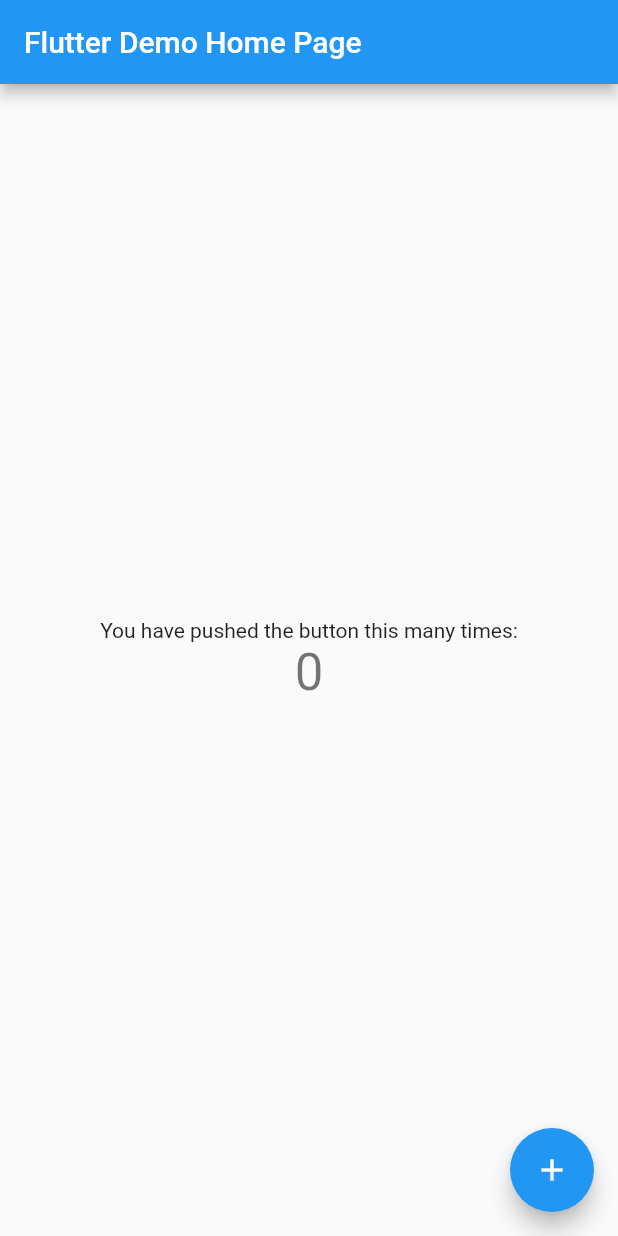
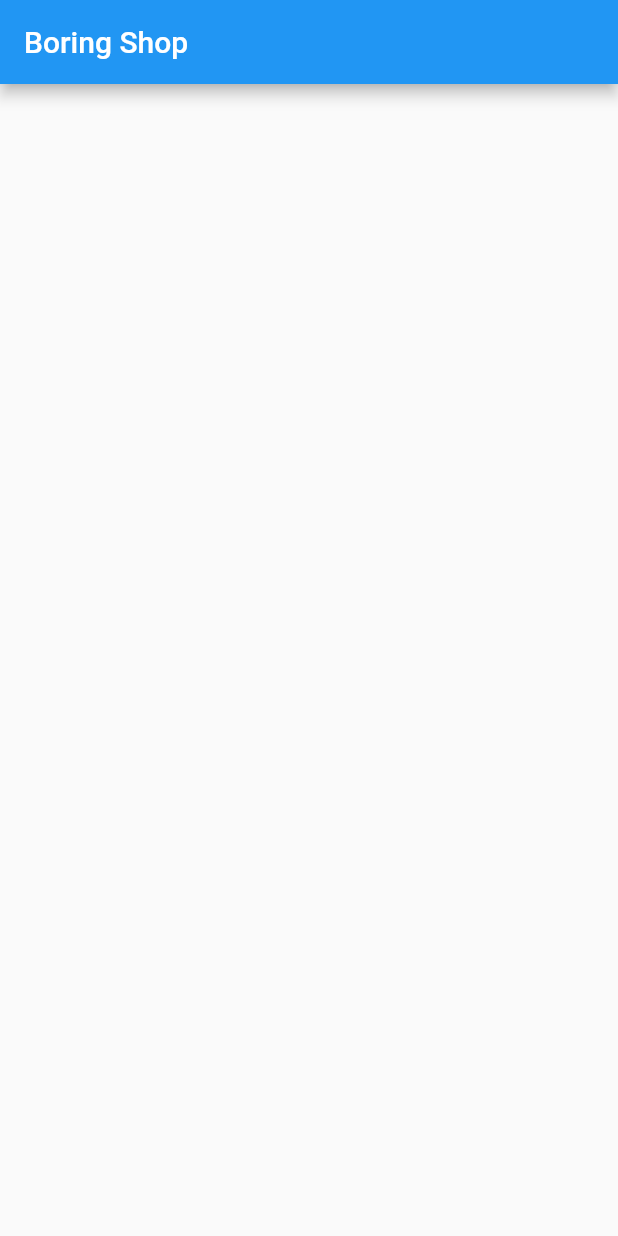
Before and after one commit to juacompe/boringShopFlutterTDD, a Flutter app: the screen it shows after launch, on a phone screen of 412 x 824 dp. Run offline on Flutter 3.47's test engine with Material 2 defaults, Android fonts, the phone set to English and light mode, and no system bars; our stand-ins replace flutter_hooks.

Commit message:
remove unused boilerplate code

```diff
--- a/lib/main.dart
+++ b/lib/main.dart
@@ -1,113 +1,41 @@
 import 'package:flutter/material.dart';
+import 'package:flutter_hooks/flutter_hooks.dart';
 
 void main() {
   runApp(MyApp());
 }
 
 class MyApp extends StatelessWidget {
-  // This widget is the root of your application.
   @override
   Widget build(BuildContext context) {
     return MaterialApp(
-      title: 'Flutter Demo',
+      title: 'Boring Shop',
       theme: ThemeData(
-        // This is the theme of your application.
-        //
-        // Try running your application with "flutter run". You'll see the
-        // application has a blue toolbar. Then, without quitting the app, try
-        // changing the primarySwatch below to Colors.green and then invoke
-        // "hot reload" (press "r" in the console where you ran "flutter run",
-        // or simply save your changes to "hot reload" in a Flutter IDE).
-        // Notice that the counter didn't reset back to zero; the application
-        // is not restarted.
         primarySwatch: Colors.blue,
       ),
-      home: MyHomePage(title: 'Flutter Demo Home Page'),
+      home: MyHomePage(title: 'Boring Shop'),
     );
   }
 }
 
-class MyHomePage extends StatefulWidget {
+class MyHomePage extends HookWidget {
   MyHomePage({Key key, this.title}) : super(key: key);
-
-  // This widget is the home page of your application. It is stateful, meaning
-  // that it has a State object (defined below) that contains fields that affect
-  // how it looks.
-
-  // This class is the configuration for the state. It holds the values (in this
-  // case the title) provided by the parent (in this case the App widget) and
-  // used by the build method of the State. Fields in a Widget subclass are
-  // always marked "final".
 
   final String title;
 
   @override
-  _MyHomePageState createState() => _MyHomePageState();
-}
-
-class _MyHomePageState extends State<MyHomePage> {
-  int _counter = 0;
-
-  void _incrementCounter() {
-    setState(() {
-      // This call to setState tells the Flutter framework that something has
-      // changed in this State, which causes it to rerun the build method below
-      // so that the display can reflect the updated values. If we changed
-      // _counter without calling setState(), then the build method would not be
-      // called again, and so nothing would appear to happen.
-      _counter++;
-    });
-  }
-
-  @override
   Widget build(BuildContext context) {
-    // This method is rerun every time setState is called, for instance as done
-    // by the _incrementCounter method above.
-    //
-    // The Flutter framework has been optimized to make rerunning build methods
-    // fast, so that you can just rebuild anything that needs updating rather
-    // than having to individually change instances of widgets.
     return Scaffold(
       appBar: AppBar(
-        // Here we take the value from the MyHomePage object that was created by
-        // the App.build method, and use it to set our appbar title.
-        title: Text(widget.title),
+        title: Text(title),
       ),
       body: Center(
-        // Center is a layout widget. It takes a single child and positions it
-        // in the middle of the parent.
         child: Column(
-          // Column is also a layout widget. It takes a list of children and
-          // arranges them vertically. By default, it sizes itself to fit its
-          // children horizontally, and tries to be as tall as its parent.
-          //
-          // Invoke "debug painting" (press "p" in the console, choose the
-          // "Toggle Debug Paint" action from the Flutter Inspector in Android
-          // Studio, or the "Toggle Debug Paint" command in Visual Studio Code)
-          // to see the wireframe for each widget.
-          //
-          // Column has various properties to control how it sizes itself and
-          // how it positions its children. Here we use mainAxisAlignment to
-          // center the children vertically; the main axis here is the vertical
-          // axis because Columns are vertical (the cross axis would be
-          // horizontal).
           mainAxisAlignment: MainAxisAlignment.center,
           children: <Widget>[
-            Text(
-              'You have pushed the button this many times:',
-            ),
-            Text(
-              '$_counter',
-              style: Theme.of(context).textTheme.headline4,
-            ),
           ],
         ),
       ),
-      floatingActionButton: FloatingActionButton(
-        onPressed: _incrementCounter,
-        tooltip: 'Increment',
-        child: Icon(Icons.add),
-      ), // This trailing comma makes auto-formatting nicer for build methods.
     );
   }
 }
--- a/pubspec.yaml
+++ b/pubspec.yaml
@@ -28,6 +28,7 @@
   # The following adds the Cupertino Icons font to your application.
   # Use with the CupertinoIcons class for iOS style icons.
   cupertino_icons: ^1.0.0
+  flutter_hooks: ^0.14.1
 
 dev_dependencies:
   flutter_test:
```
Also changed, not shown: pubspec.lock.
